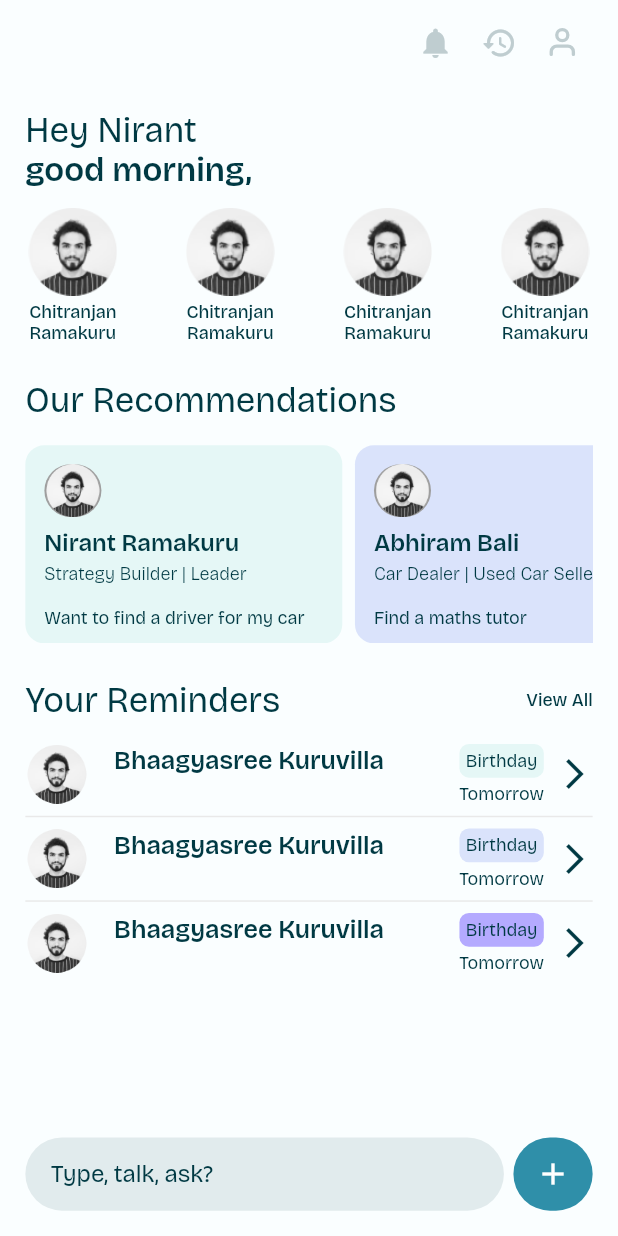
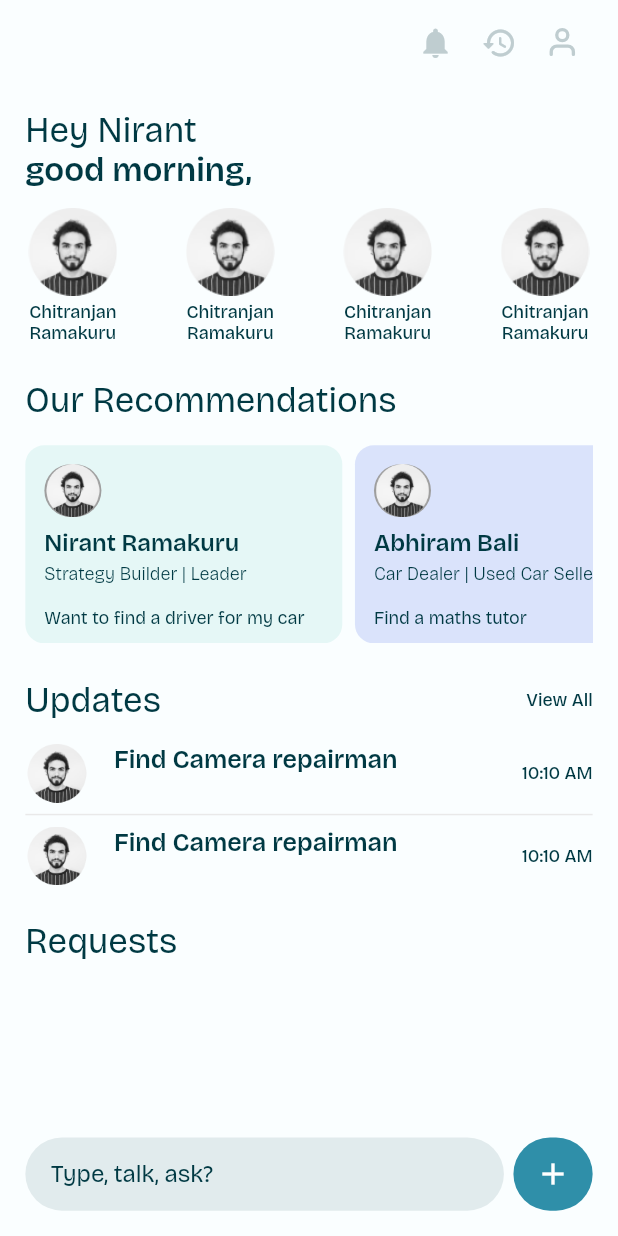
Before and after one commit to vouch-social/vouchFlutterRepo, a Flutter app: the NewHomePage screen opened directly, on a phone screen of 412 x 824 dp. Run offline on Flutter 3.47's test engine with Material 3 defaults, Android fonts, the light colour scheme and no system bars; drawn by our look-alikes of auto_size_text; our stand-ins replace barcode_widget, cached_network_image, cloud_firestore, cloud_functions, dio, dotted_line and 39 more; missing offline and left inert: call_log, choose_input_chips, firebase_app_check, flutter_barcode_scanner, json_path, mime_type and 2 more; accounts and stored records are empty.

Commit message:
260420241136

```diff
--- a/lib/flutter_flow/flutter_flow_theme.dart
+++ b/lib/flutter_flow/flutter_flow_theme.dart
@@ -51,6 +51,8 @@ abstract class FlutterFlowTheme {
   late Color border1;
   late Color border2;
   late Color textFieldBackground;
+  late Color sliderActive;
+  late Color pastelBlue;
 
   @Deprecated('Use displaySmallFamily instead')
   String get title1Family => displaySmallFamily;
@@ -156,6 +158,8 @@ class LightModeTheme extends FlutterFlowTheme {
   late Color container3 = const Color(0xFFB4AAFF);
   late Color border1 = const Color(0xFFE0ECEC);
   late Color border2 = const Color(0xFFE9E9E9);
+  late Color sliderActive = const Color(0xFFC1CFF6);
+  late Color pastelBlue = const Color(0xFFE5ECFF);
 }
 
 class DarkModeTheme extends FlutterFlowTheme {
@@ -197,6 +201,8 @@ class DarkModeTheme extends FlutterFlowTheme {
   late Color container3 = const Color(0xFFB4AAFF);
   late Color border1 = const Color(0xFFE0ECEC);
   late Color border2 = const Color(0xFFE9E9E9);
+  late Color sliderActive = const Color(0xFFC1CFF6);
+  late Color pastelBlue = const Color(0xFFE5ECFF);
 }
 
 abstract class Typography {
--- a/lib/new_code/backend/models/paths_model.dart
+++ b/lib/new_code/backend/models/paths_model.dart
@@ -64,6 +64,7 @@ class PathNode {
   dynamic contactHashedPhone;
   double strengthToNext;
   bool isRegistered;
+  dynamic status;
   dynamic heading;
   dynamic image = 'https://media.licdn.com/dms/image/C5603AQEFnqHFu0ougw/profile-displayphoto-shrink_100_100/0/1517460846161?e=1715212800&v=beta&t=3d7rHcIDt_64AW55zFyWNnBhdeN_YtMMVuSE-qbRmVA';
   List<Attribute> attributes;
@@ -74,6 +75,7 @@ class PathNode {
     required this.strengthToNext,
     required this.isRegistered,
     required this.heading,
+    this.status,
     required this.image,
     required this.attributes,
   });
@@ -85,6 +87,7 @@ class PathNode {
         isRegistered: json["isRegistered"],
         heading: json["heading"],
         image: json["image"],
+        status: json["status"],
         attributes: List<Attribute>.from(
             json["attributes"].map((x) => Attribute.fromJson(x))),
       );
@@ -96,6 +99,7 @@ class PathNode {
         "isRegistered": isRegistered,
         "heading": heading,
         "image": image,
+        "status": status,
         "attributes": List<dynamic>.from(attributes.map((x) => x.toJson())),
       };
 }
--- a/lib/new_code/common_widgets/myAppBar.dart
+++ b/lib/new_code/common_widgets/myAppBar.dart
@@ -14,7 +14,7 @@ class CustomAppBar extends StatelessWidget implements PreferredSizeWidget {
   final bool showBackButton;
   final bool showProfileButton;
   final String title;
-
+  final Color backgroundColor;
   final bool showHistoryButton;
   final bool showNotificationButton;
 
@@ -24,6 +24,7 @@ class CustomAppBar extends StatelessWidget implements PreferredSizeWidget {
     Key? key,
     this.showBackButton = false,
     this.title = "",
+    this.backgroundColor = Colors.transparent,
     this.showProfileButton = true,
     this.onSettingsButtonPressed,
     this.showHistoryButton = true,
@@ -33,7 +34,7 @@ class CustomAppBar extends StatelessWidget implements PreferredSizeWidget {
   @override
   Widget build(BuildContext context) {
     return AppBar(
-      backgroundColor: FlutterFlowTheme.of(context).primaryBackground,
+      backgroundColor: backgroundColor == Colors.transparent ? FlutterFlowTheme.of(context).primaryBackground : backgroundColor,
       elevation: 0,
       leading: showBackButton
           ? GestureDetector(
--- a/lib/new_code/common_widgets/vouchCard.dart
+++ b/lib/new_code/common_widgets/vouchCard.dart
@@ -4,7 +4,7 @@ import 'package:flutter/material.dart';
 import 'package:vouch/new_code/backend/models/paths_model.dart';
 
 Widget vouchCard(
-List<PathPath> path,
+List<SinglePath> path,
     String context,
 
 ){
--- a/lib/new_code/home_page/new_home_page.dart
+++ b/lib/new_code/home_page/new_home_page.dart
@@ -7,8 +7,8 @@ import 'package:flutter/widgets.dart';
 import 'package:flutter_screenutil/flutter_screenutil.dart';
 import 'package:get/get.dart';
 import 'package:vouch/flutter_flow/flutter_flow_theme.dart';
-import 'package:vouch/new_code/common_widgets/vector.dart';
-import 'package:vouch/new_code/home_page/bounty_screen.dart';
+import 'package:vouch/new_code/common_widgets/bountyWidget.dart';
+import 'package:vouch/new_code/home_page/bounty_screen/bounty_controller.dart';
 import 'package:vouch/new_code/home_page/home_page_controller.dart';
 import 'package:vouch/new_code/home_page/paths_screen/paths_screen.dart';
 import 'package:vouch/new_code/home_page/search_screen/search_screen.dart';
@@ -16,6 +16,7 @@ import 'package:vouch/new_code/home_page/settings/settings_screen.dart';
 
 import '../../generated/assets.dart';
 import '../common_widgets/myAppBar.dart';
+import 'bounty_screen/bounty_screen.dart';
 
 class NewHomePage extends StatefulWidget {
   const NewHomePage({super.key});
@@ -93,7 +94,6 @@ class _NewHomePageState extends State<NewHomePage> {
                       ),
                     ],
                   ),
-
                 ],
               ),
               SizedBox(
@@ -242,8 +242,7 @@ class _NewHomePageState extends State<NewHomePage> {
                   itemBuilder: (BuildContext context, int index) {
                     return GestureDetector(
                       onTap: () {
-                         controller.getPathsList();
-
+                        controller.getPathsList();
                       },
                       child: Container(
                           height: 120.h,
@@ -258,15 +257,15 @@ class _NewHomePageState extends State<NewHomePage> {
                               crossAxisAlignment: CrossAxisAlignment.start,
                               children: [
                                 Hero(
-                                  tag:"image:$index",
+                                  tag: "image:$index",
                                   child: Material(
                                     color: Colors.transparent,
-                                    child:
-                                    Container(
+                                    child: Container(
                                       width: 36.w,
                                       height: 36.h,
                                       decoration: BoxDecoration(
-                                        borderRadius: BorderRadius.circular(30.0.w),
+                                        borderRadius:
+                                            BorderRadius.circular(30.0.w),
                                         color: Colors.grey,
                                       ),
                                       child: Image.asset(images[index]),
@@ -305,8 +304,9 @@ class _NewHomePageState extends State<NewHomePage> {
                                         style: FlutterFlowTheme.of(context)
                                             .labelExtraSmall
                                             .override(
-                                                color: FlutterFlowTheme.of(context)
-                                                    .fixedBlack,
+                                                color:
+                                                    FlutterFlowTheme.of(context)
+                                                        .fixedBlack,
                                                 useGoogleFonts: false,
                                                 fontWeight: FontWeight.w300)),
                                   ),
@@ -318,15 +318,15 @@ class _NewHomePageState extends State<NewHomePage> {
                                   tag: "goal:$index",
                                   child: Material(
                                     color: Colors.transparent,
-                                    child: AutoSizeText(
-                                      goals[index],
+                                    child: AutoSizeText(goals[index],
                                         overflow: TextOverflow.ellipsis,
                                         maxLines: 1,
                                         style: FlutterFlowTheme.of(context)
                                             .labelExtraSmall
                                             .override(
-                                                color: FlutterFlowTheme.of(context)
-                                                    .fixedBlack,
+                                                color:
+                                                    FlutterFlowTheme.of(context)
+                                                        .fixedBlack,
                                                 useGoogleFonts: false,
                                                 fontWeight: FontWeight.w400)),
                                   ),
@@ -345,7 +345,7 @@ class _NewHomePageState extends State<NewHomePage> {
                 mainAxisAlignment: MainAxisAlignment.spaceBetween,
                 children: [
                   AutoSizeText(
-                    "Your Reminders",
+                    "Updates",
                     style: FlutterFlowTheme.of(context).headlineLarge,
                   ),
                   GestureDetector(
@@ -359,8 +359,19 @@ class _NewHomePageState extends State<NewHomePage> {
                 height: 16.0.h,
               ),
               const RemindersListView(),
+              // SizedBox(
+              //   height: 8.0.h,
+              // ),
+              Row(
+                children: [
+                  AutoSizeText(
+                    "Requests",
+                    style: FlutterFlowTheme.of(context).headlineLarge,
+                  ),
 
-              const Spacer(),
+                ],
+              ),
+               const Spacer(),
               Row(
                 children: [
                   const RoundedTextField(),
@@ -380,7 +391,7 @@ class _NewHomePageState extends State<NewHomePage> {
                       ),
                     ),
                     onTap: () {
-                      Get.to(() => BountyScreen());
+                      Get.to(() => BountyContainer());
                     },
                   )
                 ],
@@ -449,8 +460,7 @@ class RemindersListView extends StatelessWidget {
       FlutterFlowTheme.of(context).container2,
     ];
 
-    return Container(
-      height: 192.h,
+    return Expanded(
       child: ListView.separated(
         itemBuilder: (BuildContext context, int index) {
           return Container(
@@ -472,7 +482,7 @@ class RemindersListView extends StatelessWidget {
                       crossAxisAlignment: CrossAxisAlignment.start,
                       children: [
                         AutoSizeText(
-                          "Bhaagyasree Kuruvilla",
+                          "Find Camera repairman",
                           overflow: TextOverflow.ellipsis,
                           maxLines: 1,
                           style: TextStyle(
@@ -484,7 +494,7 @@ class RemindersListView extends StatelessWidget {
                         ),
                         SizedBox(height: 4.h),
                         AutoSizeText(
-                          "#CEO #businessman",
+                          "Shantanu accepted vouch request",
                           overflow: TextOverflow.ellipsis,
                           maxLines: 1,
                           style: TextStyle(
@@ -497,54 +507,9 @@ class RemindersListView extends StatelessWidget {
                       ],
                     ),
                     const Spacer(),
-                    Row(
-                      children: [
-                        Column(
-                          children: [
-                            Container(
-                              padding: EdgeInsets.all(4.0.w),
-                              decoration: BoxDecoration(
-                                borderRadius: BorderRadius.circular(6.00.w),
-                                color: reminderColors[index],
-                              ),
-                              child: Center(
-                                child: AutoSizeText(
-                                  "Birthday",
-                                  overflow: TextOverflow.ellipsis,
-                                  maxLines: 1,
-                                  style: TextStyle(
-                                    color: FlutterFlowTheme.of(context)
-                                        .primaryText,
-                                    fontSize: 10.w,
-                                    fontWeight: FontWeight.w400,
-                                    fontFamily: 'Bricolage Grotesque',
-                                  ),
-                                ),
-                              ),
-                            ),
-                            SizedBox(height: 4.0.h),
-                            AutoSizeText(
-                              "Tomorrow",
-                              overflow: TextOverflow.ellipsis,
-                              maxLines: 1,
-                              style: TextStyle(
-                                color: FlutterFlowTheme.of(context).fixedBlack,
-                                fontSize: 12.sp,
-                                fontWeight: FontWeight.w400,
-                                fontFamily: 'Bricolage Grotesque',
-                              ),
-                            ),
-                          ],
-                        ),
-                        SizedBox(width: 8.0.w),
-                        GestureDetector(
-                          child: Icon(
-                            Icons.arrow_forward_ios,
-                            color: FlutterFlowTheme.of(context).primaryText,
-                          ),
-                        ),
-                      ],
-                    ),
+                    AutoSizeText(
+                      '10:10 AM',style: FlutterFlowTheme.of(context).labelExtraSmall,
+                    )
                   ],
                 ),
               ],
@@ -557,7 +522,7 @@ class RemindersListView extends StatelessWidget {
             thickness: 1.sp,
           );
         },
-        itemCount: 3,
+        itemCount: 2,
       ),
     );
   }
--- a/lib/new_code/home_page/paths_screen/paths_list_view.dart
+++ b/lib/new_code/home_page/paths_screen/paths_list_view.dart
@@ -332,7 +332,9 @@ class MyListView extends StatelessWidget {
                             height: 4.0.h,
                           ),
                           SizedBox(
-                            width: 200.w,
+                            width: 240.w,
+                            child: Padding(
+                              padding:  EdgeInsets.only(right: 48.0.w),
                               child: Text(
                                 overflow: TextOverflow.ellipsis,
                                 maxLines: 1,
@@ -344,6 +346,7 @@ class MyListView extends StatelessWidget {
                                       useGoogleFonts: false,
                                       color:
                                           FlutterFlowTheme.of(context).fixedWhite,
+                                    ),
                               ),
                             ),
                           )
```
Also changed, not shown: lib/new_code/common_widgets/bountyWidget.dart (added, +189 -0 lines), lib/new_code/home_page/bounty_screen/bounty_screen.dart (+17 -58 lines), lib/new_code/home_page/paths_screen/paths_screen.dart (+51 -71 lines). Lines whose indentation alone changed are shown as unchanged.
